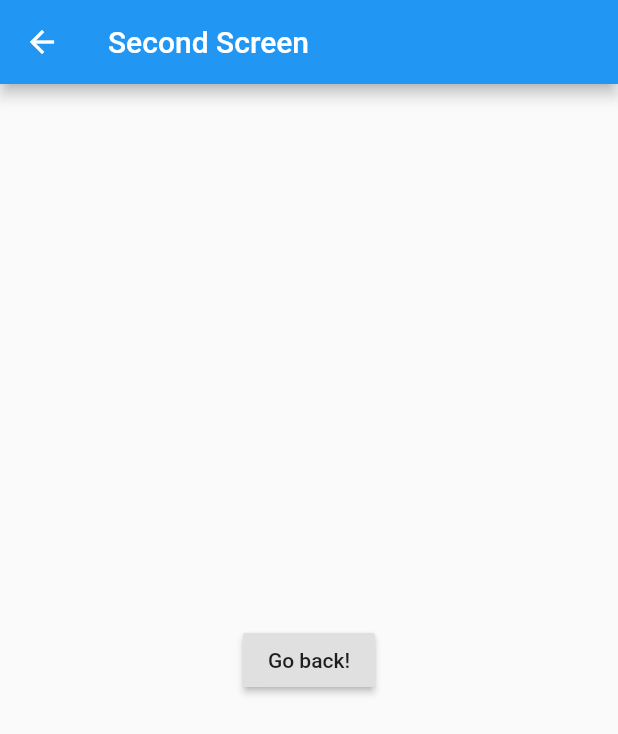
After one commit to joan-domingo/NBA-Games, a Flutter app: the GameDetails screen opened by its route, on a phone screen of 412 x 824 dp. The commit adds this screen. Shown: the top 734 px of the screen. Run offline on Flutter 3.47's test engine with Material 2 defaults, Android fonts, the phone set to English and light mode, and no system bars; our stand-ins replace flutter_redux, redux, rxdart; missing offline and left inert: redux_epics.

Commit message:
open a second screen on click list row

```diff
--- /dev/null
+++ b/lib/View/GameDetails.dart
@@ -0,0 +1,21 @@
+import 'package:flutter/material.dart';
+import 'package:flutter/widgets.dart';
+
+class GameDetails extends StatelessWidget {
+  @override
+  Widget build(BuildContext context) {
+    return Scaffold(
+      appBar: AppBar(
+        title: Text("Second Screen"),
+      ),
+      body: Center(
+        child: RaisedButton(
+          onPressed: () {
+            Navigator.pop(context);
+          },
+          child: Text('Go back!'),
+        ),
+      ),
+    );
+  }
+}
```
Also changed, not shown: lib/View/GameListWidget.dart (+6 -3 lines), lib/main.dart (+7 -1 lines).
